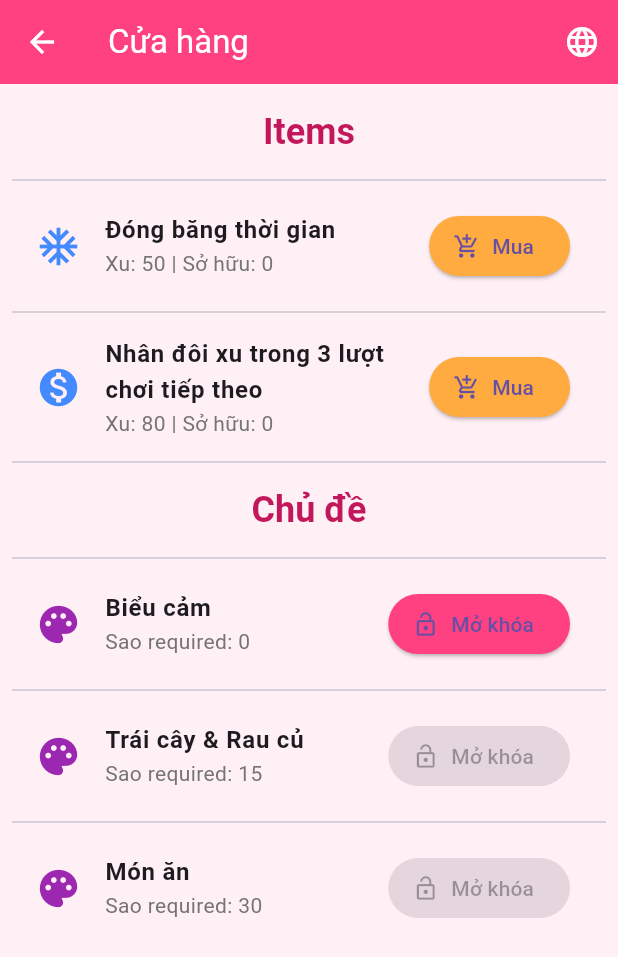
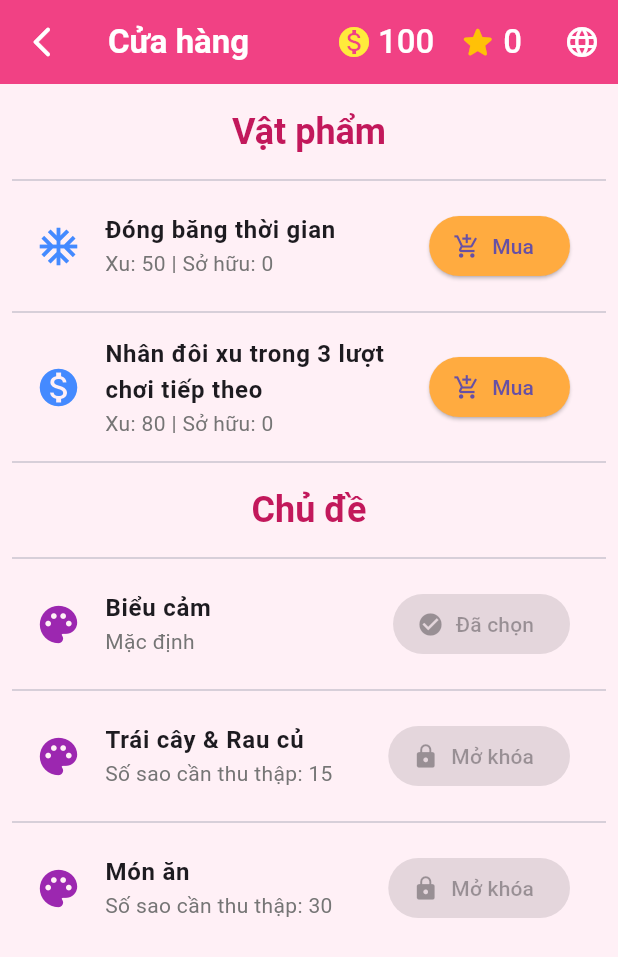
Before and after one commit to TrangPii/2025_LTTBDD_N02_Nhom_NNLinh_VTTrang, a Flutter app: the ShopScreen screen opened directly, after a tap on the "language" icon, on a phone screen of 412 x 824 dp. Shown: the top 957 px of the screen. Run offline on Flutter 3.47's test engine with Material 3 defaults, Android fonts, the phone set to English and light mode, and no system bars; our stand-ins replace animate_do.

Commit message:
fix lỗi hiển thị topbar và dịch Anh-Việt

```diff
--- a/gamemobile_cardsaga/lib/screens/level_screen.dart
+++ b/gamemobile_cardsaga/lib/screens/level_screen.dart
@@ -404,6 +404,8 @@ class _LevelScreenState extends State<LevelScreen> {
         title: "${lang['start'] ?? 'Start'} ${widget.level.id}",
         showBack: true,
         showShopButton: false,
+        showGalleryButton: false,
+        showCoinsAndStars: true,
       ),
       body: Column(
         children: [
--- a/gamemobile_cardsaga/lib/screens/puzzle_gallery_screen.dart
+++ b/gamemobile_cardsaga/lib/screens/puzzle_gallery_screen.dart
@@ -13,17 +13,17 @@ class PuzzleGalleryScreen extends StatelessWidget {
   Widget build(BuildContext context) {
     final lang = context.watch<LangProvider>();
     final t = lang.locale.languageCode == 'en' ? Strings.en : Strings.vi;
-    final puzzleService = context.watch<GameService>().puzzleService;
-    final userPieces = context.watch<GameService>().user.puzzlePieces;
-
-    // Lấy danh sách các PuzzleImage có sẵn
-    final allPuzzles = puzzleService.puzzles;
+    final gameService = context.watch<GameService>();
+    final allPuzzles = gameService.unlockedPuzzles;
+    final userPieces = gameService.user.puzzlePieces;
 
     return Scaffold(
       appBar: TopStatusBar(
         title: t['puzzle_gallery_title'] ?? 'Puzzle Gallery',
         showBack: true,
-        showShopButton: true,
+        showShopButton: false,
+        showGalleryButton: false,
+        showCoinsAndStars: false,
       ),
       body: GridView.builder(
         padding: const EdgeInsets.all(16.0),
--- a/gamemobile_cardsaga/lib/screens/shop_screen.dart
+++ b/gamemobile_cardsaga/lib/screens/shop_screen.dart
@@ -4,7 +4,7 @@ import '../services/game_service.dart';
 import '../models/item.dart';
 import '../providers/lang_provider.dart';
 import '../utils/constants.dart';
-import '../models/theme.dart';
+import '../widgets/top_status_bar.dart';
 
 class ShopScreen extends StatelessWidget {
   const ShopScreen({super.key});
@@ -16,24 +16,15 @@ class ShopScreen extends StatelessWidget {
     final t = lang.locale.languageCode == 'en' ? Strings.en : Strings.vi;
 
     final items = gs.shopItems;
-    final themes = gs.availableThemes.where((t) => !t.isDefault).toList();
+    final themes = gs.availableThemes.toList();
 
     return Scaffold(
-      appBar: AppBar(
-        backgroundColor: Colors.pinkAccent,
-        leading: IconButton(
-          icon: const Icon(Icons.arrow_back, color: Colors.white),
-          tooltip: t['back'],
-          onPressed: () => Navigator.pop(context),
-        ),
-        title: Text(t['shop_title'] ?? 'Shop',
-            style: TextStyle(color: Colors.white)),
-        actions: [
-          IconButton(
-            icon: const Icon(Icons.language, color: Colors.white),
-            onPressed: () => lang.toggle(),
-          ),
-        ],
+      appBar: TopStatusBar(
+        title: t['shop_title'] ?? 'Shop',
+        showBack: true,
+        showCoinsAndStars: true,
+        showGalleryButton: false,
+        showShopButton: false,
       ),
       body: ListView.separated(
           padding: const EdgeInsets.all(8.0),
@@ -120,26 +111,24 @@ class ShopScreen extends StatelessWidget {
                 final theme = themes[themeIndex];
                 final bool isUnlocked = gs.isThemeUnlocked(theme.id);
                 final bool canUnlock = gs.user.stars >= theme.requiredStars;
+                final bool isSelected = gs.currentTheme.id == theme.id;
 
-                return ListTile(
-                    leading: const Icon(Icons.palette,
-                        color: Colors.purple, size: 30), // Icon cho theme
-                    title: Text(t[theme.nameKey] ?? theme.id,
-                        style: const TextStyle(
-                            fontWeight: FontWeight.w600)), // Lấy tên từ Strings
-                    subtitle: Text(
-                      "${t['stars'] ?? 'Stars'} required: ${theme.requiredStars}",
-                      style: TextStyle(color: Colors.grey.shade600),
-                    ),
-                    trailing: isUnlocked
-                        ? ElevatedButton.icon(
-                            // Nút chọn theme nếu đã mở khóa
+                Widget trailingButton;
+
+                if (isUnlocked) {
+                  if (isSelected) {
+                    trailingButton = ElevatedButton.icon(
                       style: ElevatedButton.styleFrom(
-                                backgroundColor: Colors.lightGreen),
-                            onPressed: gs.currentTheme.id == theme.id
-                                ? null
-                                : () {
-                                    // Vô hiệu hóa nếu đang là theme hiện tại
+                          backgroundColor: Colors.green),
+                      onPressed: null,
+                      icon: const Icon(Icons.check_circle, size: 18),
+                      label: Text(t['selected'] ?? 'Selected'),
+                    );
+                  } else {
+                    trailingButton = ElevatedButton.icon(
+                      style: ElevatedButton.styleFrom(
+                          backgroundColor: Colors.orangeAccent),
+                      onPressed: () {
                         gs.setCurrentTheme(theme.id);
                         ScaffoldMessenger.of(context).showSnackBar(
                           SnackBar(
@@ -147,22 +136,16 @@ class ShopScreen extends StatelessWidget {
                                   'Switched to ${t[theme.nameKey] ?? theme.id} theme')),
                         );
                       },
-                            icon: Icon(
-                                gs.currentTheme.id == theme.id
-                                    ? Icons.check_circle
-                                    : Icons.swap_horiz,
-                                size: 18),
-                            label: Text(gs.currentTheme.id == theme.id
-                                ? t['selected'] ?? 'Selected'
-                                : t['select'] ?? 'Select'))
-                        : ElevatedButton.icon(
-                            // Nút mở khóa nếu chưa mở khóa
+                      icon: const Icon(Icons.swap_horiz, size: 18),
+                      label: Text(t['select'] ?? 'Select'),
+                    );
+                  }
+                } else {
+                  if (canUnlock) {
+                    trailingButton = ElevatedButton.icon(
                       style: ElevatedButton.styleFrom(
-                                backgroundColor: canUnlock
-                                    ? Colors.pinkAccent
-                                    : Colors.grey),
-                            onPressed: canUnlock
-                                ? () {
+                          backgroundColor: Colors.orangeAccent),
+                      onPressed: () {
                         final success = gs.unlockTheme(theme.id);
                         ScaffoldMessenger.of(context).showSnackBar(
                           SnackBar(
@@ -170,11 +153,34 @@ class ShopScreen extends StatelessWidget {
                                   ? '${t['unlocked']} ${t[theme.nameKey] ?? theme.id}!'
                                   : 'Failed to unlock')),
                         );
-                                  }
-                                : null, // Vô hiệu hóa nút nếu không đủ sao
+                      },
                       icon: const Icon(Icons.lock_open, size: 18),
                       label: Text(t['unlock'] ?? 'Unlock'),
-                          ));
+                    );
+                  } else {
+                    trailingButton = ElevatedButton.icon(
+                      style: ElevatedButton.styleFrom(
+                          backgroundColor: Colors.grey),
+                      onPressed: null,
+                      icon: const Icon(Icons.lock, size: 18),
+                      label: Text(t['unlock'] ?? 'Unlock'),
+                    );
+                  }
+                }
+
+                return ListTile(
+                  leading:
+                      const Icon(Icons.palette, color: Colors.purple, size: 30),
+                  title: Text(t[theme.nameKey] ?? theme.id,
+                      style: const TextStyle(fontWeight: FontWeight.w600)),
+                  subtitle: Text(
+                    theme.id == 'emoji'
+                        ? (t['theme_default'] ?? 'Default Theme')
+                        : "${t['stars_required'] ?? 'Stars Required'}: ${theme.requiredStars}",
+                    style: TextStyle(color: Colors.grey.shade600),
+                  ),
+                  trailing: trailingButton,
+                );
               } else {
                 return const SizedBox.shrink();
               }
--- a/gamemobile_cardsaga/lib/services/game_service.dart
+++ b/gamemobile_cardsaga/lib/services/game_service.dart
@@ -10,6 +10,7 @@ import '../models/theme.dart';
 import '../models/puzzle_piece.dart';
 import '../services/level_generator.dart';
 import '../services/puzzle_service.dart';
+import '../models/puzzle_image.dart';
 
 class LevelCompletionResult {
   final List<PuzzlePiece> droppedPieces;
@@ -39,6 +40,18 @@ class GameService extends ChangeNotifier {
 
   List<String> _unlockedThemeIds = ['emoji'];
   List<String> get unlockedThemeIds => _unlockedThemeIds;
+
+  // Lấy danh sách các PuzzleImage đã được mở khóa dựa trên theme
+  List<PuzzleImage> get unlockedPuzzles {
+    final unlockedPuzzleIds = _availableThemes
+        .where((theme) => _unlockedThemeIds.contains(theme.id))
+        .expand((theme) => theme.puzzleImageIds)
+        .toSet();
+
+    return puzzleService.puzzles
+        .where((puzzle) => unlockedPuzzleIds.contains(puzzle.id))
+        .toList();
+  }
 
   final List<String> biomeOrder = [
     'emoji',
@@ -96,6 +109,7 @@ class GameService extends ChangeNotifier {
         id: 'emoji',
         nameKey: 'theme_emoji',
         requiredStars: 0,
+        isDefault: true,
         cardImagePaths: emojiPaths,
         puzzleImageIds: [1, 2],
       ),
--- a/gamemobile_cardsaga/lib/utils/constants.dart
+++ b/gamemobile_cardsaga/lib/utils/constants.dart
@@ -10,9 +10,11 @@ class Strings {
   static const en = {
     'map_title': 'Map',
     'shop_title': 'Shop',
-    'start': 'Start',
+    'start': 'Level',
     'coins': 'Coins',
     'stars': 'Stars',
+    'freeze': 'Freeze Time activated for 20s!',
+    'double': 'Double Coins for next 3 plays',
     'time_up': 'Time up!',
     'level_complete': 'Level complete',
     'buy': 'Buy',
@@ -33,9 +35,15 @@ class Strings {
     'theme_emoji': 'Emoji',
     'theme_fruits': 'Fruits & Vegetables',
     'theme_food': 'Food',
+    'shop_items_title': 'Items',
     'shop_themes_title': 'Themes',
+    'stars_required': 'Stars Required',
+    'selected': 'Selected',
+    'select': 'Select',
     'unlock': 'Unlock',
     'unlocked': 'Unlocked',
+    'change_language': 'Change Language',
+    'view_shop': 'View Shop',
     'view_puzzles': 'View Puzzles',
     'puzzle_gallery_title': 'Puzzle Gallery',
     'puzzle_complete': 'Puzzle Complete!',
@@ -44,9 +52,11 @@ class Strings {
   static const vi = {
     'map_title': 'Bản đồ',
     'shop_title': 'Cửa hàng',
-    'start': 'Bắt đầu',
+    'start': 'Màn',
     'coins': 'Xu',
     'stars': 'Sao',
+    'freeze': 'Đóng băng thời gian trong 20s!',
+    'double': 'Nhân đôi xu trong 3 lượt chơi tiếp theo!',
     'time_up': 'Hết thời gian!',
     'level_complete': 'Hoàn thành ải',
     'buy': 'Mua',
@@ -67,9 +77,15 @@ class Strings {
     'theme_emoji': 'Biểu cảm',
     'theme_fruits': 'Trái cây & Rau củ',
     'theme_food': 'Món ăn',
+    'shop_items_title': 'Vật phẩm',
     'shop_themes_title': 'Chủ đề',
+    'stars_required': 'Số sao cần thu thập',
+    'selected': 'Đã chọn',
+    'select': 'Chọn',
     'unlock': 'Mở khóa',
     'unlocked': 'Đã mở khóa',
+    'change_language': 'Đổi Ngôn Ngữ',
+    'view_shop': 'Xem Cửa Hàng',
     'view_puzzles': 'Xem Tranh Ghép',
     'puzzle_gallery_title': 'Bộ sưu tập Tranh',
     'puzzle_complete': 'Đã hoàn thành tranh!',
--- a/gamemobile_cardsaga/lib/widgets/top_status_bar.dart
+++ b/gamemobile_cardsaga/lib/widgets/top_status_bar.dart
@@ -70,12 +70,16 @@ class TopStatusBar extends StatelessWidget implements PreferredSizeWidget {
   final String? title;
   final bool showShopButton;
   final bool showBack;
+  final bool showGalleryButton;
+  final bool showCoinsAndStars;
 
   const TopStatusBar({
     super.key,
     this.title,
     this.showShopButton = true,
     this.showBack = false,
+    this.showGalleryButton = true,
+    this.showCoinsAndStars = true,
   });
 
   @override
@@ -113,6 +117,7 @@ class TopStatusBar extends StatelessWidget implements PreferredSizeWidget {
                   fontWeight: FontWeight.bold, color: Colors.white),
             ),
           const Spacer(),
+          if (showCoinsAndStars) ...[
             const Icon(Icons.monetization_on, color: Colors.yellow, size: 24),
             const SizedBox(width: 4),
             AnimatedCount(
@@ -127,12 +132,15 @@ class TopStatusBar extends StatelessWidget implements PreferredSizeWidget {
               style: textStyle,
             ),
           ],
+        ],
       ),
       actions: [
         IconButton(
           icon: const Icon(Icons.language, color: Colors.white),
+          tooltip: t['change_language'] ?? 'Change Language',
           onPressed: () => lang.toggle(),
         ),
+        if (showGalleryButton)
           IconButton(
             icon: const Icon(Icons.extension, color: Colors.white),
             tooltip: t['view_puzzles'] ?? 'View Puzzles',
@@ -146,6 +154,7 @@ class TopStatusBar extends StatelessWidget implements PreferredSizeWidget {
         if (showShopButton)
           IconButton(
             icon: const Icon(Icons.store, color: Colors.white),
+            tooltip: t['view_shop'] ?? 'View Shop',
             onPressed: () {
               Navigator.push(
                 context,
```
Lines whose indentation alone changed are shown as unchanged.
